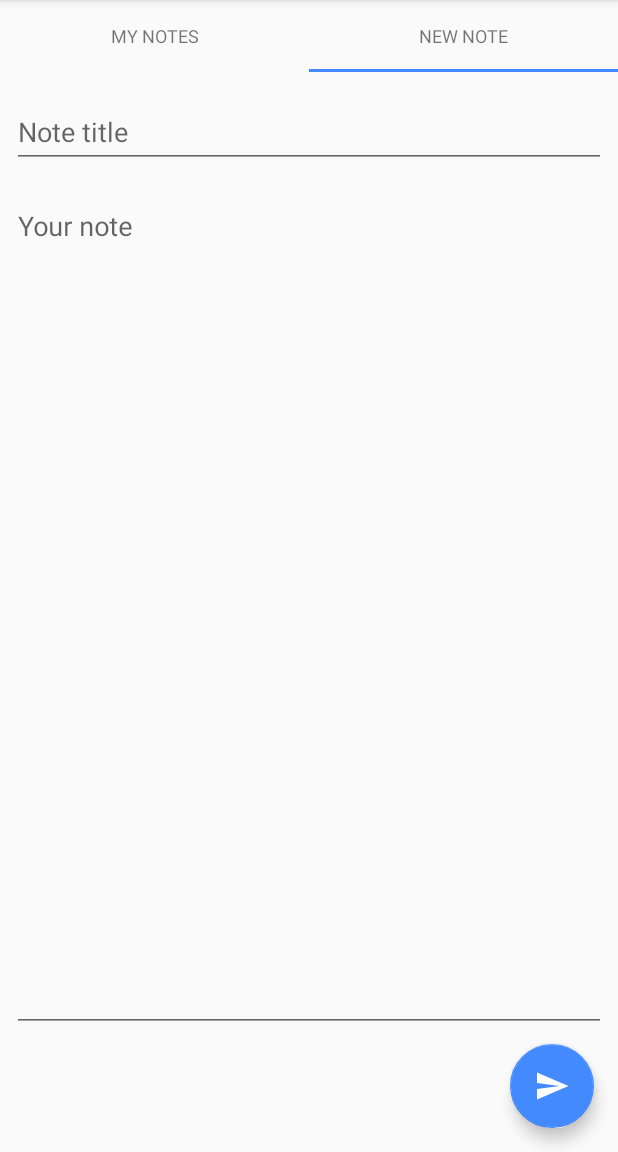
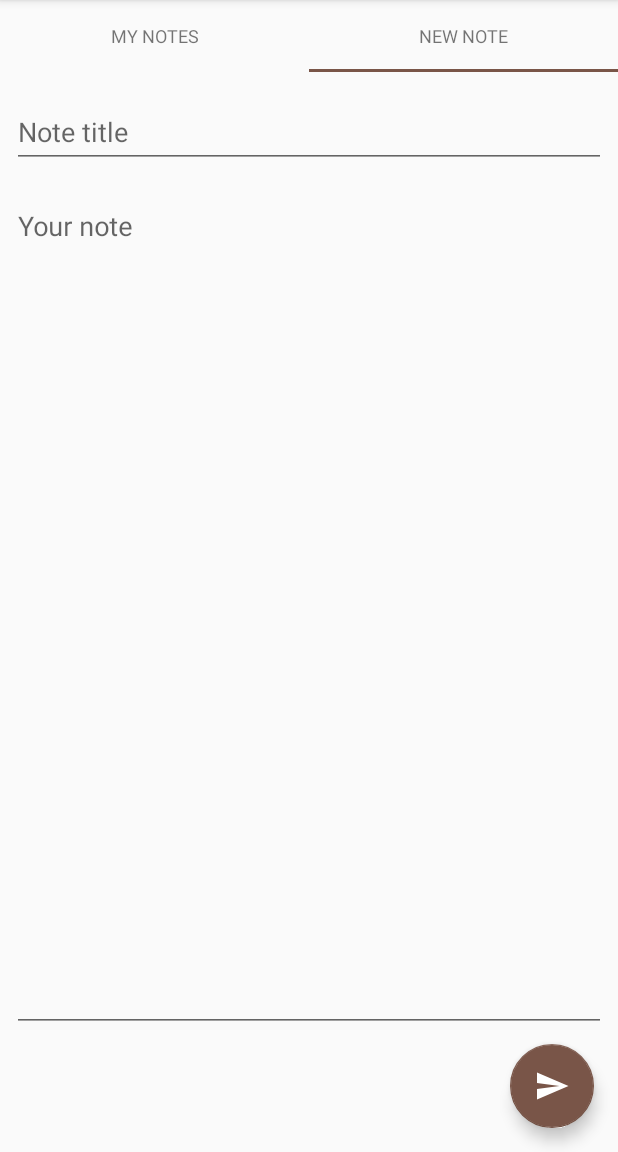
Before and after one commit to Pabls/QuickNotes, an Android app: the screen it shows after launch (MainActivity), tab 2 chosen, on a phone screen of 412 x 824 dp, the part 84-1236 px from its top. Run offline under Robolectric (Android 15) with nearby library versions, the phone set to English and light mode, and no system bars; our stand-ins replace Dagger/Hilt's generated code.

Commit message:
one more color change

```diff
--- a/app/src/main/res/values/colors.xml
+++ b/app/src/main/res/values/colors.xml
@@ -2,7 +2,7 @@
 <resources>
     <color name="yellow">#FFC107</color>
     <color name="dark_yellow">#FFA000</color>
-    <color name="blue">#448AFF</color>
+    <color name="blue">#795548</color>
 
     <color name="beige">#FFECB3</color>
     <color name="black">#212121</color>
--- a/app/src/main/res/values/ic_launcher_background.xml
+++ b/app/src/main/res/values/ic_launcher_background.xml
@@ -1,4 +1,4 @@
 <?xml version="1.0" encoding="utf-8"?>
 <resources>
-    <color name="ic_launcher_background">#448AFF</color>
+    <color name="ic_launcher_background">#FFFFFF</color>
 </resources>
```
Also changed, not shown: app/src/main/ic_launcher-web.png, app/src/main/res/mipmap-hdpi/ic_launcher.png, app/src/main/res/mipmap-hdpi/ic_launcher_round.png, app/src/main/res/mipmap-mdpi/ic_launcher.png, app/src/main/res/mipmap-mdpi/ic_launcher_round.png, app/src/main/res/mipmap-xhdpi/ic_launcher.png, app/src/main/res/mipmap-xhdpi/ic_launcher_round.png, app/src/main/res/mipmap-xxhdpi/ic_launcher.png, app/src/main/res/mipmap-xxhdpi/ic_launcher_round.png, app/src/main/res/mipmap-xxxhdpi/ic_launcher.png, app/src/main/res/mipmap-xxxhdpi/ic_launcher_round.png.
